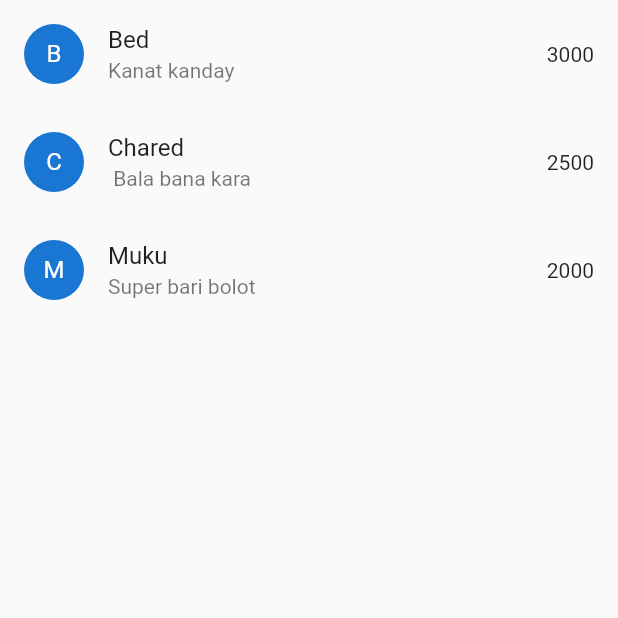
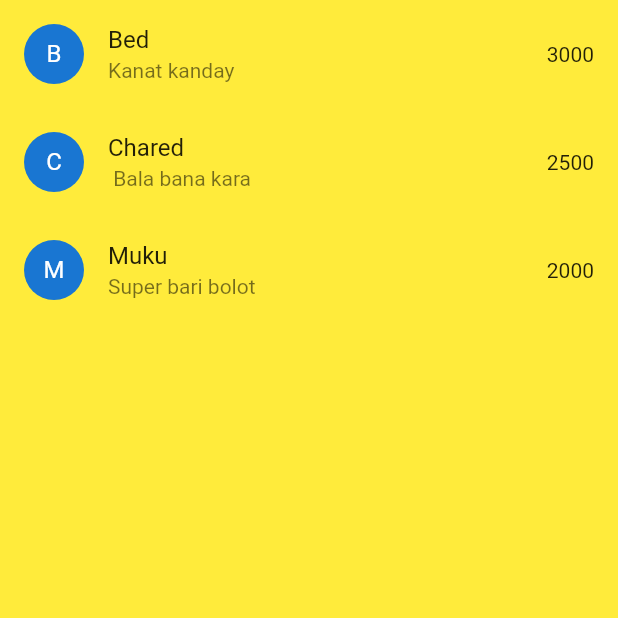
Before and after one commit to nurlanabdyrakhman/code_word, a Flutter app: the screen it shows after launch, on a phone screen of 412 x 824 dp, the top half of it. Run offline on Flutter 3.47's test engine with Material 2 defaults, Android fonts, the phone set to English and light mode, and no system bars.

Commit message:
Sarı yaptim

```diff
--- a/lib/nurlan.dart
+++ b/lib/nurlan.dart
@@ -9,6 +9,7 @@ class Nurlan extends StatelessWidget {
   Widget build(BuildContext context) {
     return Scaffold(
       body: Container(
+        color:Colors.yellow,
         child: ListView.builder(
           itemCount: products.length,
           itemBuilder: (context, index) {
@@ -20,9 +21,7 @@ class Nurlan extends StatelessWidget {
             );
 
           } ),
-      )
-
-      ,
+      ),
     );
   }
 }
```
Also changed, not shown: pubspec.lock.
